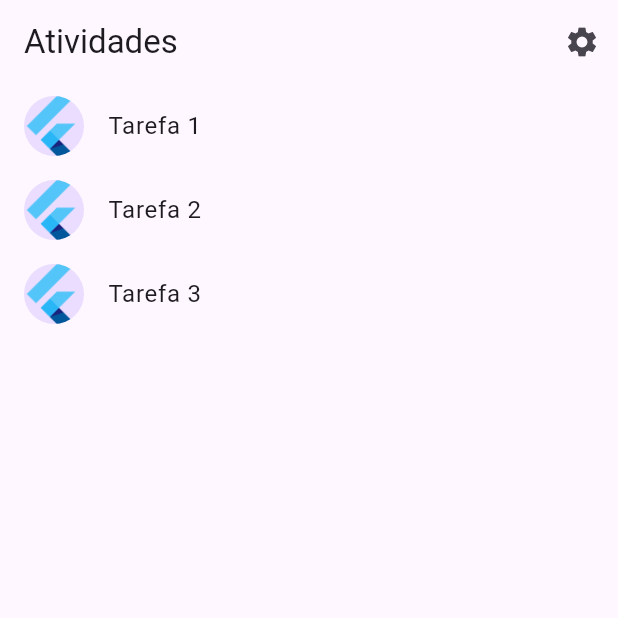
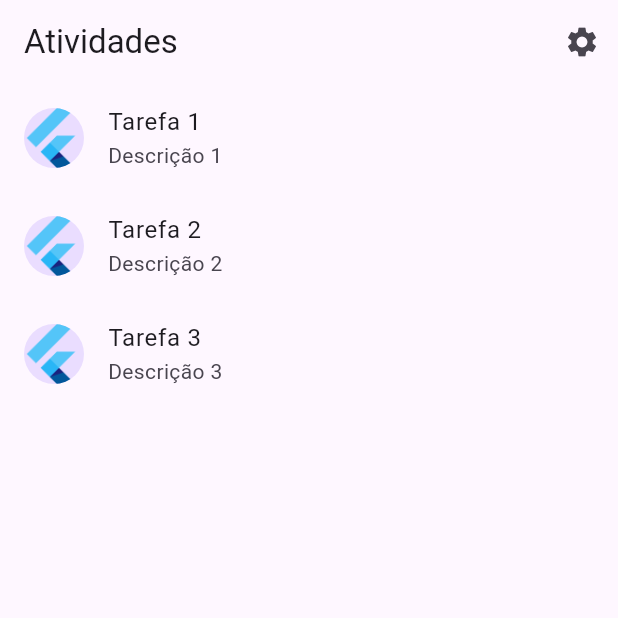
Before and after one commit to iagocarmona/OPT120, a Flutter app: the screen it shows after launch, on a phone screen of 412 x 824 dp, the top half of it. Run offline on Flutter 3.47's test engine with Material 3 defaults, Android fonts, the phone set to English and light mode, and no system bars; generated files the repository leaves out were written again.

Commit message:
adding subtitle on list item

```diff
--- a/mobile/lib/src/activities/activity_item_list_view.dart
+++ b/mobile/lib/src/activities/activity_item_list_view.dart
@@ -54,6 +54,7 @@ class ActivityItemListView extends StatelessWidget {
 
           return ListTile(
               title: Text(item.title),
+              subtitle: Text(item.description),
               leading: const CircleAvatar(
                 // Display the Flutter Logo image asset.
                 foregroundImage: AssetImage('assets/images/flutter_logo.png'),
```
